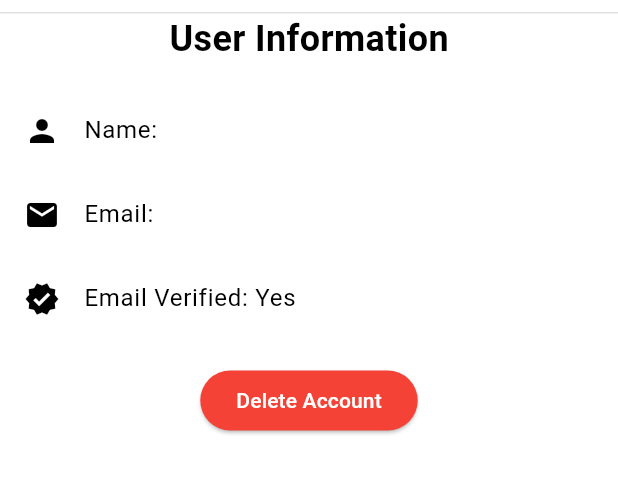
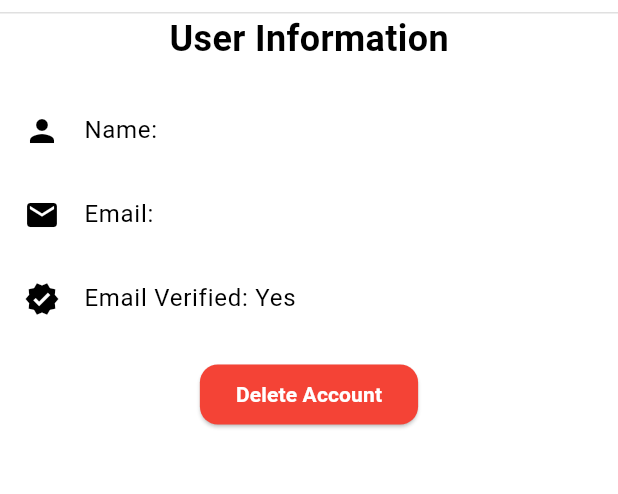
Before and after one commit to katespeed/marketplace, a Flutter app: the ProfilePage screen opened by its route, on a phone screen of 412 x 824 dp, the part 72-566 px from its top. Run offline on Flutter 3.47's test engine with Material 3 defaults, Android fonts, the phone set to English and light mode, and no system bars; our stand-ins replace firebase_auth, firebase_core, flutter_hooks, flutter_riverpod, flutter_svg, go_router and 2 more; accounts and stored records are empty; generated files the repository leaves out were written again; network calls fail; statements that could not run were skipped.

Commit message:
develop custombutton widget (#9)

```diff
--- /dev/null
+++ b/lib/presentation/components/buttons/custom_button.dart
@@ -0,0 +1,45 @@
+import 'package:flutter/material.dart';
+
+class CustomButton extends StatelessWidget {
+  final String text;
+  final VoidCallback? onPressed;
+  final Color? backgroundColor;
+  final Color? textColor;
+  final double? height;
+  final double borderRadius;
+
+  const CustomButton({
+    Key? key,
+    required this.text,
+    required this.onPressed,
+    this.backgroundColor = Colors.blue,
+    this.textColor = Colors.white,
+    this.height = 40,
+    this.borderRadius = 12.0,
+  }) : super(key: key);
+
+  @override
+  Widget build(BuildContext context) {
+    return Container(
+      height: height,
+      padding: const EdgeInsets.symmetric(horizontal: 16),
+      child: ElevatedButton(
+        onPressed: onPressed,
+        style: ElevatedButton.styleFrom(
+          backgroundColor: backgroundColor,
+          shape: RoundedRectangleBorder(
+            borderRadius: BorderRadius.circular(borderRadius),
+          ),
+        ),
+        child: Text(
+          text,
+          style: TextStyle(
+            color: textColor,
+            fontSize: 14,
+            fontWeight: FontWeight.bold,
+          ),
+        ),
+      ),
+    );
+  }
+}
--- a/lib/presentation/components/buttons/delete_account_button.dart
+++ b/lib/presentation/components/buttons/delete_account_button.dart
@@ -1,6 +1,7 @@
 import 'package:flutter/material.dart';
 import 'package:hooks_riverpod/hooks_riverpod.dart';
 import 'package:go_router/go_router.dart';
+import 'package:my_flutter_app/presentation/components/buttons/custom_button.dart';
 import 'package:my_flutter_app/providers/auth_provider.dart';
 import 'package:firebase_auth/firebase_auth.dart';
 
@@ -9,13 +10,11 @@ class DeleteAccountButton extends HookConsumerWidget {
 
   @override
   Widget build(BuildContext context, WidgetRef ref) {
-    return ElevatedButton(
+    return CustomButton(
       onPressed: () => _showDeleteConfirmationDialog(context, ref),
-      style: ElevatedButton.styleFrom(
-        backgroundColor: Colors.red,
-        foregroundColor: Colors.white,
-      ),
-      child: const Text('Delete Account'),
+      backgroundColor: Colors.red,
+      textColor: Colors.white,
+      text: 'Delete Account',
     );
   }
 
--- a/lib/presentation/pages/home.dart
+++ b/lib/presentation/pages/home.dart
@@ -2,6 +2,7 @@ import 'package:flutter/material.dart';
 import 'package:hooks_riverpod/hooks_riverpod.dart';
 import 'package:go_router/go_router.dart';
 import 'package:my_flutter_app/presentation/components/appbar/appbar.dart';
+import 'package:my_flutter_app/presentation/components/buttons/custom_button.dart';
 
 class HomePage extends HookConsumerWidget {
   const HomePage({super.key});
@@ -14,6 +15,11 @@ class HomePage extends HookConsumerWidget {
         child: Column(
           mainAxisAlignment: MainAxisAlignment.spaceEvenly,
           children: [
+            CustomButton(
+              text: 'Proceed to Checkout',
+              onPressed: () {
+              },
+            ),
             ElevatedButton(
               onPressed: () {
                 context.push('/product-list');
```
